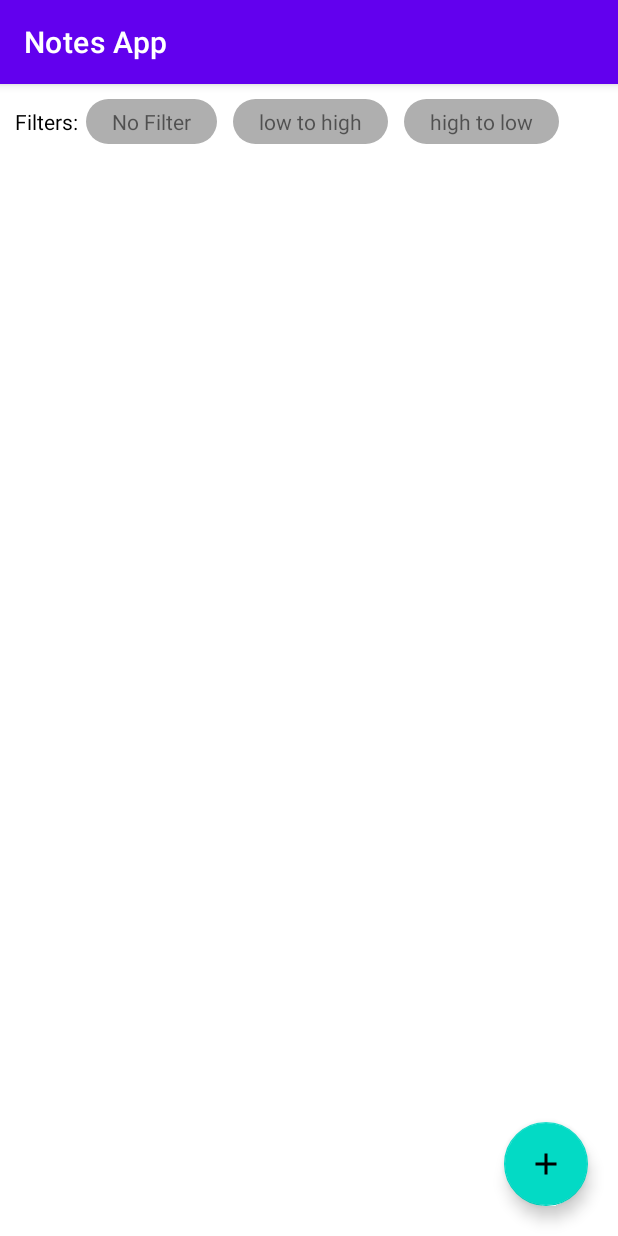
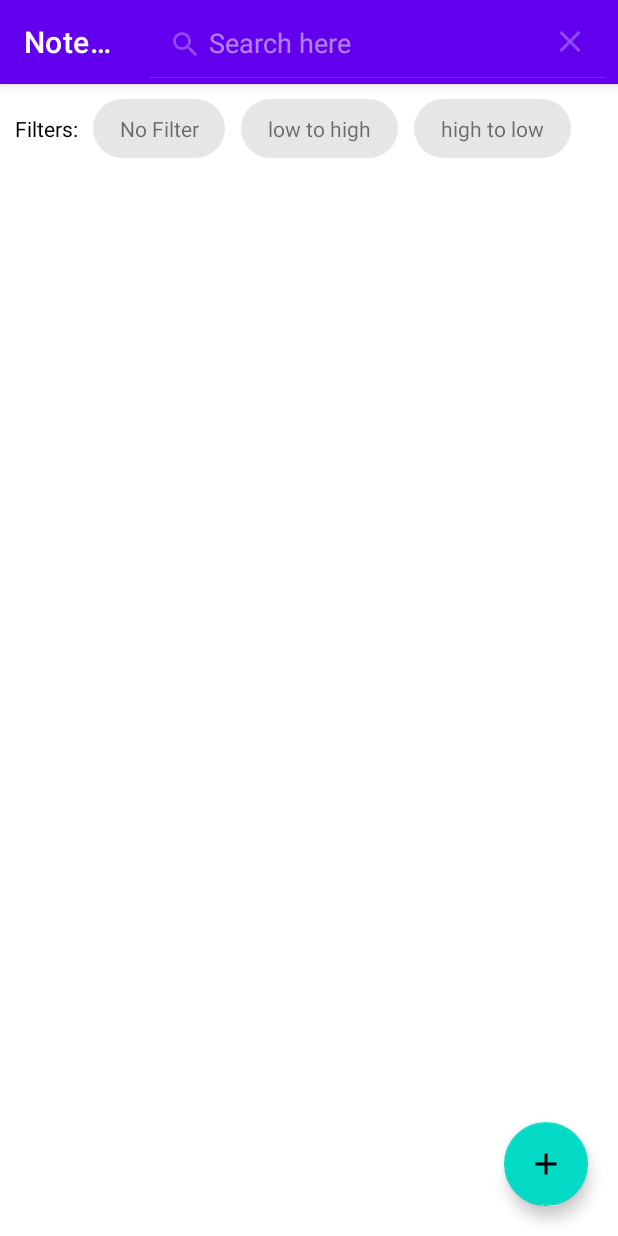
Before and after one commit to swasti12349/Notes-App---MVVM, an Android app: the screen it shows after launch (HomeActivity), after a tap on "No Filter", on a phone screen of 412 x 824 dp. Run offline under Robolectric (Android 15) with nearby library versions, the phone set to English and light mode, and no system bars; our stand-ins replace Room's generated code; 3 other taps on this screen came first.

Commit message:
initial commit

```diff
--- a/app/src/main/java/com/sro/notesapp/activity/HomeActivity.java
+++ b/app/src/main/java/com/sro/notesapp/activity/HomeActivity.java
@@ -1,12 +1,18 @@
 package com.sro.notesapp.activity;
 
 import androidx.appcompat.app.AppCompatActivity;
+import androidx.lifecycle.LifecycleService;
 import androidx.lifecycle.ViewModelProviders;
 import androidx.recyclerview.widget.GridLayoutManager;
 
 import android.content.Intent;
 import android.os.Bundle;
+import android.util.Log;
+import android.view.Menu;
+import android.view.MenuInflater;
+import android.view.MenuItem;
 import android.view.View;
+import android.widget.SearchView;
 
 import com.sro.notesapp.R;
 import com.sro.notesapp.adapter.NoteAdapter;
@@ -14,11 +20,15 @@ import com.sro.notesapp.databinding.ActivityHomeBinding;
 import com.sro.notesapp.model.Note;
 import com.sro.notesapp.viewModel.NoteViewModel;
 
+import java.util.ArrayList;
+import java.util.List;
+
 public class HomeActivity extends AppCompatActivity {
     ActivityHomeBinding binding;
     NoteViewModel noteViewModel;
     NoteAdapter adapter;
     int b = 0;
+    List<Note> filterNoteList;
 
 
     @Override
@@ -28,6 +38,7 @@ public class HomeActivity extends AppCompatActivity {
         setContentView(binding.getRoot());
         noteViewModel = ViewModelProviders.of(this)
                 .get(NoteViewModel.class);
+        filterNoteList = new ArrayList<>();
         binding.add.setOnClickListener(new View.OnClickListener() {
             @Override
             public void onClick(View view) {
@@ -36,7 +47,7 @@ public class HomeActivity extends AppCompatActivity {
         });
 
 
-            getAllNotes();
+        getAllNotes();
 
         binding.noFilter.setOnClickListener(new View.OnClickListener() {
             @Override
@@ -82,7 +93,45 @@ public class HomeActivity extends AppCompatActivity {
         noteViewModel.getAllNotes.observe(this, notes -> {
             binding.noteRV.setLayoutManager(new GridLayoutManager(this, 2));
             adapter = new NoteAdapter(HomeActivity.this, notes);
+            filterNoteList = notes;
             binding.noteRV.setAdapter(adapter);
         });
     }
+
+    @Override
+    public boolean onCreateOptionsMenu(Menu menu) {
+
+        getMenuInflater().inflate(R.menu.searchmenu, menu);
+        MenuItem item = menu.findItem(R.id.search);
+
+        SearchView searchView = (SearchView) item.getActionView();
+        searchView.setQueryHint("Search here");
+        searchView.setOnQueryTextListener(new SearchView.OnQueryTextListener() {
+            @Override
+            public boolean onQueryTextSubmit(String s) {
+
+                return false;
+            }
+
+            @Override
+            public boolean onQueryTextChange(String s) {
+                NotesFiilter(s);
+                return false;
+            }
+        });
+        return super.onCreateOptionsMenu(menu);
+    }
+
+    private void NotesFiilter(String s) {
+        Log.d("mklmkl", s);
+        ArrayList<Note> arrayList = new ArrayList<>();
+
+        for(Note n: filterNoteList){
+            if (n.noteTitle.contains(s) || n.noteSubTitle.contains(s)){
+                arrayList.add(n);
+            }
+        }
+
+        this.adapter.searchNote(arrayList);
+    }
 }
--- a/app/src/main/java/com/sro/notesapp/adapter/NoteAdapter.java
+++ b/app/src/main/java/com/sro/notesapp/adapter/NoteAdapter.java
@@ -18,16 +18,19 @@ import com.sro.notesapp.databinding.NoteitemBinding;
 import com.sro.notesapp.model.Note;
 import com.sro.notesapp.viewModel.NoteViewModel;
 
+import java.util.ArrayList;
 import java.util.List;
 
 public class NoteAdapter extends RecyclerView.Adapter<NoteAdapter.myViewHolder> {
     Context context;
     List<Note> noteList;
+    List<Note> AllnoteList;
     NoteViewModel noteViewModel;
 
     public NoteAdapter(Context context, List<Note> noteList) {
         this.context = context;
         this.noteList = noteList;
+        AllnoteList = new ArrayList<>(noteList);
     }
 
     @NonNull
@@ -37,8 +40,9 @@ public class NoteAdapter extends RecyclerView.Adapter<NoteAdapter.myViewHolder>
         return new myViewHolder(LayoutInflater.from(parent.getContext()).inflate(R.layout.noteitem, parent, false));
     }
 
-    public Note getNoteAt(int position) {
-        return noteList.get(position);
+    public void searchNote(List<Note> filterName) {
+        this.noteList = filterName;
+        notifyDataSetChanged();
     }
 
     @Override
@@ -47,14 +51,18 @@ public class NoteAdapter extends RecyclerView.Adapter<NoteAdapter.myViewHolder>
         holder.binding.title.setText(n.noteTitle);
         holder.binding.subtitle.setText(n.noteSubTitle);
         holder.binding.date.setText(n.noteDate);
-        noteViewModel = ViewModelProviders.of((FragmentActivity) context)
-                .get(NoteViewModel.class);
+
+        noteViewModel = ViewModelProviders
+                        .of((FragmentActivity) context)
+                        .get(NoteViewModel.class);
+
         holder.binding.delete.setOnClickListener(new View.OnClickListener() {
             @Override
             public void onClick(View view) {
                 noteViewModel.delete(n.id);
             }
         });
+
         holder.itemView.setOnClickListener(new View.OnClickListener() {
             @Override
             public void onClick(View view) {
--- a/app/src/main/res/drawable/bg.xml
+++ b/app/src/main/res/drawable/bg.xml
@@ -1,6 +1,6 @@
 <?xml version="1.0" encoding="utf-8"?>
 <shape xmlns:android="http://schemas.android.com/apk/res/android">
 
-    <solid android:color="#AFAFAF"/>
+    <solid android:color="#E6E6E6"/>
     <corners android:radius="200dp"/>
 </shape>
--- /dev/null
+++ b/app/src/main/res/drawable/search.xml
@@ -0,0 +1,5 @@
+<vector android:height="24dp" android:tint="#FFFFFF"
+    android:viewportHeight="24" android:viewportWidth="24"
+    android:width="24dp" xmlns:android="http://schemas.android.com/apk/res/android">
+    <path android:fillColor="@android:color/white" android:pathData="M15.5,14h-0.79l-0.28,-0.27C15.41,12.59 16,11.11 16,9.5 16,5.91 13.09,3 9.5,3S3,5.91 3,9.5 5.91,16 9.5,16c1.61,0 3.09,-0.59 4.23,-1.57l0.27,0.28v0.79l5,4.99L20.49,19l-4.99,-5zM9.5,14C7.01,14 5,11.99 5,9.5S7.01,5 9.5,5 14,7.01 14,9.5 11.99,14 9.5,14z"/>
+</vector>
--- a/app/src/main/res/layout/activity_home.xml
+++ b/app/src/main/res/layout/activity_home.xml
@@ -25,11 +25,11 @@
             android:id="@+id/noFilter"
             android:layout_width="wrap_content"
             android:layout_height="wrap_content"
-            android:layout_marginStart="5dp"
+            android:layout_marginStart="10dp"
             android:layout_marginEnd="5dp"
             android:layout_weight="1"
             android:background="@drawable/bg"
-            android:padding="5dp"
+            android:padding="10dp"
             android:text="No Filter"
             android:textAlignment="center" />
 
@@ -41,7 +41,7 @@
             android:layout_marginEnd="5dp"
             android:layout_weight="1"
             android:background="@drawable/bg"
-            android:padding="5dp"
+            android:padding="10dp"
             android:text="low to high"
             android:textAlignment="center" />
 
@@ -53,7 +53,7 @@
             android:layout_marginEnd="5dp"
             android:layout_weight="1"
             android:background="@drawable/bg"
-            android:padding="5dp"
+            android:padding="10dp"
             android:text="high to low"
             android:textAlignment="center" />
     </LinearLayout>
--- /dev/null
+++ b/app/src/main/res/menu/searchmenu.xml
@@ -0,0 +1,13 @@
+<?xml version="1.0" encoding="utf-8"?>
+<menu xmlns:android="http://schemas.android.com/apk/res/android"
+    xmlns:app="http://schemas.android.com/apk/res-auto">
+
+    <item android:id="@+id/search"
+        android:icon="@drawable/search"
+        app:showAsAction="always"
+        android:title="Search"
+        app:actionViewClass="android.widget.SearchView"/>
+
+
+
+</menu>
```
